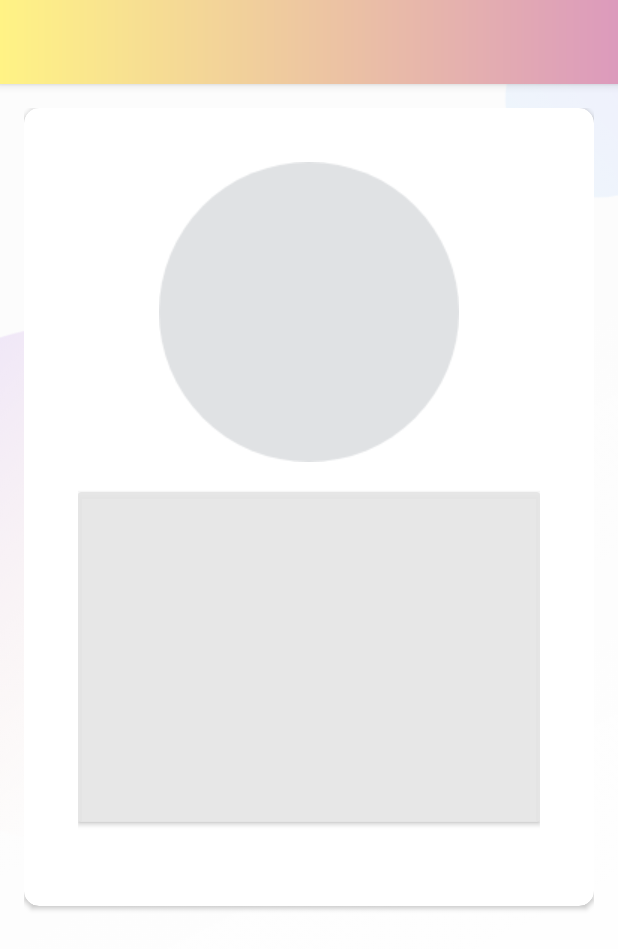
After one commit to DKIV9570/Give-Receive, an Android app: the PostDetailActivity screen opened directly, with no data from a screen before it, on a phone screen of 412 x 824 dp. The commit adds this screen. Shown: the top 949 px of the screen. Run offline under Robolectric (Android 15) with nearby library versions, the phone set to English and light mode, and no system bars; our stand-ins replace Firebase (no records; nobody signed in at launch, a user with empty details on screens opened directly); 1 statement that could not run was skipped.

Commit message:
basic of post detail page

```diff
--- a/app/src/main/java/com/example/givereceive/adapters/PostItemsAdapter.kt
+++ b/app/src/main/java/com/example/givereceive/adapters/PostItemsAdapter.kt
@@ -79,6 +79,10 @@ open class PostItemsAdapter(private val context: Context,
         fun onClick(position: Int,model:Post)
     }
 
+    fun setOnClickListener(onClickListener:OnClickListener){
+        this.onClickListener = onClickListener
+    }
+
     override fun getItemCount(): Int {
         return list.size
     }
--- a/app/src/main/java/com/example/givereceive/adapters/ToDoList.kt
+++ b/app/src/main/java/com/example/givereceive/adapters/ToDoList.kt
@@ -15,4 +15,5 @@ class ToDoList {
     // todo 5. share to social media
     // todo 6. Google map view for nearby posts
     // todo 7. chatting system
+    // todo. My posts with delete button
 }
--- a/app/src/main/java/com/example/givereceive/firebase/FirestoreClass.kt
+++ b/app/src/main/java/com/example/givereceive/firebase/FirestoreClass.kt
@@ -22,6 +22,24 @@ class FirestoreClass {
             }.addOnFailureListener {
                 e ->
                 Log.e(activity.javaClass.simpleName,"Error writing documents")
+            }
+    }
+
+    fun getPostDetail(activity: PostDetailActivity, postId: String){
+
+        mFireStore.collection(Constants.POSTS)
+            .document(postId)
+            .get()
+            .addOnSuccessListener {
+                    document ->
+                Log.i(activity.javaClass.simpleName, document.toString())
+
+                //pass post to detail
+                activity.postDetails(document.toObject(Post::class.java)!!)
+
+            }.addOnFailureListener {
+                activity.hideProgressDialog()
+                Log.e(activity.javaClass.simpleName,"Error when loading post detail")
             }
     }
 
--- a/app/src/main/java/com/example/givereceive/utils/Constants.kt
+++ b/app/src/main/java/com/example/givereceive/utils/Constants.kt
@@ -19,6 +19,8 @@ object Constants {
     const val READ_STORAGE_PERMISSION_CODE = 1
     const val PICK_IMAGE_REQUEST_CODE = 2
 
+    const val POST_ID : String = "postId"
+
     fun showImageChooser(activity:Activity){
         var galleryIntent = Intent(
             Intent.ACTION_PICK,
--- /dev/null
+++ b/app/src/main/res/layout/activity_post_detail.xml
@@ -0,0 +1,93 @@
+<?xml version="1.0" encoding="utf-8"?>
+<LinearLayout xmlns:android="http://schemas.android.com/apk/res/android"
+    xmlns:app="http://schemas.android.com/apk/res-auto"
+    xmlns:tools="http://schemas.android.com/tools"
+    android:layout_width="match_parent"
+    android:layout_height="match_parent"
+    android:orientation="vertical"
+    tools:context=".activities.PostDetailActivity">
+
+    <com.google.android.material.appbar.AppBarLayout
+        android:layout_width="match_parent"
+        android:layout_height="wrap_content"
+        android:theme="@style/AppTheme.AppBarOverlay">
+
+        <androidx.appcompat.widget.Toolbar
+            android:id="@+id/toolbar_post_detail_activity"
+            android:layout_width="match_parent"
+            android:layout_height="?attr/actionBarSize"
+            android:background="@drawable/nav_header_main_background"
+            app:popupTheme="@style/AppTheme.PopupOverlay" />
+    </com.google.android.material.appbar.AppBarLayout>
+
+    <LinearLayout
+        android:layout_width="match_parent"
+        android:layout_height="wrap_content"
+        android:background="@drawable/ic_background"
+        android:orientation="vertical"
+        android:padding="@dimen/create_post_content_padding">
+
+        <androidx.cardview.widget.CardView
+            android:layout_width="match_parent"
+            android:layout_height="match_parent"
+            android:elevation="@dimen/card_view_elevation"
+            app:cardCornerRadius="@dimen/card_view_corner_radius">
+
+            <LinearLayout
+                android:layout_width="match_parent"
+                android:layout_height="wrap_content"
+                android:gravity="center_horizontal"
+                android:orientation="vertical"
+                android:layout_margin="20sp"
+                android:padding="@dimen/card_view_layout_content_padding">
+
+                <ImageView
+                    android:id="@+id/iv_postdetail_image"
+                    android:layout_width="@dimen/post_detail_image_size"
+                    android:layout_height="@dimen/post_detail_image_size"
+                    android:contentDescription="@string/image_contentDescription"
+                    android:src="@drawable/ic_post_place_holder" />
+
+                <androidx.cardview.widget.CardView
+                    android:layout_width="match_parent"
+                    android:layout_height="match_parent"
+                    android:layout_marginTop="20dp"
+                    android:layout_marginBottom="20dp"
+                    android:elevation="@dimen/card_view_elevation"
+                    app:cardBackgroundColor="#F0E6E6E6"
+                    >
+
+                    <TextView
+                        android:id="@+id/tv_postdetail_detail"
+                        android:layout_margin="10sp"
+                        android:layout_width="match_parent"
+                        android:layout_height="wrap_content"
+                        android:textSize="20sp"
+                        android:minHeight="@dimen/custom_min_height"
+                        app:counterEnabled="true">
+                    </TextView>
+
+                </androidx.cardview.widget.CardView>
+
+
+                <LinearLayout
+                    android:id="@+id/ll_postdetail_give_list"
+                    android:layout_width="match_parent"
+                    android:layout_height="wrap_content"
+                    android:orientation="horizontal">
+
+                </LinearLayout>
+
+                <LinearLayout
+                    android:id="@+id/ll_postdetail_receive_list"
+                    android:layout_width="match_parent"
+                    android:layout_height="wrap_content"
+                    android:orientation="horizontal">
+                </LinearLayout>
+
+            </LinearLayout>
+        </androidx.cardview.widget.CardView>
+
+    </LinearLayout>
+
+</LinearLayout>
--- a/app/src/main/res/values/dimens.xml
+++ b/app/src/main/res/values/dimens.xml
@@ -71,7 +71,9 @@
     <dimen name="item_post_created_by_text_size">14sp</dimen>
     <dimen name="item_post_divider_marginTop">5dp</dimen>
     <dimen name="item_post_divider_height">0.3dp</dimen>
-    <dimen name="task_list_content_padding">10dp</dimen>
+    <dimen name="post_detail_content_padding">10dp</dimen>
     <dimen name="custom_min_height">200dp</dimen>
 
+    <dimen name="post_detail_image_size">200dp</dimen>
+
 </resources>
```
Also changed, not shown: app/src/main/AndroidManifest.xml (+6 -1 lines), app/src/main/java/com/example/givereceive/activities/MainActivity.kt (+9 -0 lines), app/src/main/java/com/example/givereceive/activities/PostDetailActivity.kt (added, +88 -0 lines).
